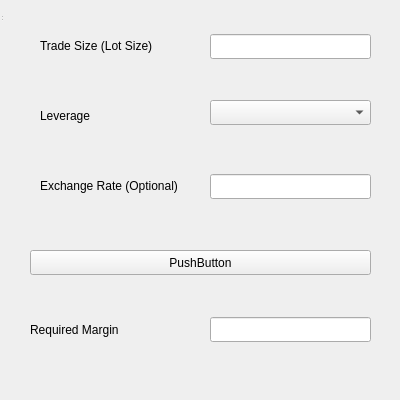
This is src/margincalculator.ui in yousefvand/Forex-Calculator as Qt 5 draws it before an edit. The edited form follows.
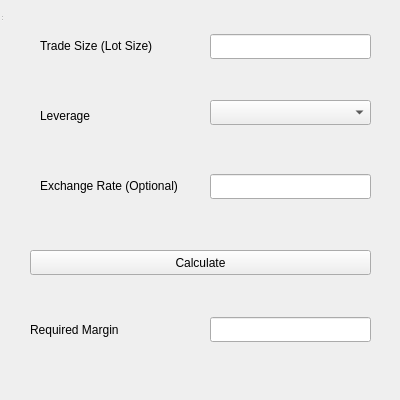
This is the edited form.

Diff of the .ui file:
```diff
--- a/src/margincalculator.ui
+++ b/src/margincalculator.ui
@@ -84,7 +84,7 @@
      </rect>
     </property>
     <property name="text">
-     <string>PushButton</string>
+     <string>Calculate</string>
     </property>
    </widget>
    <widget class="QLineEdit" name="lineEditExchangeRate">
```
